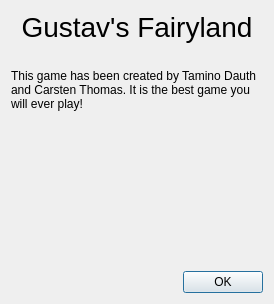
First picture: the form in ui/aboutdialog.ui, repository tdauth/gustavsfairyland, before the edit.
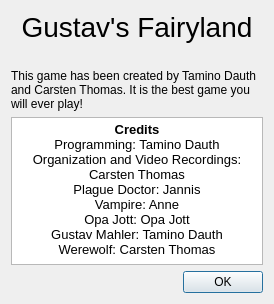
Second picture: the form after the edit. Icons and pictures are not drawn.

Commit message: Added credits, fixed mouse position bug

What changed in the file:
```diff
--- a/ui/aboutdialog.ui
+++ b/ui/aboutdialog.ui
@@ -20,7 +20,7 @@
    <string>About Gustav's Faryland</string>
   </property>
   <layout class="QGridLayout" name="gridLayout">
-   <item row="4" column="0">
+   <item row="5" column="0">
     <widget class="QDialogButtonBox" name="buttonBox">
      <property name="standardButtons">
       <set>QDialogButtonBox::Ok</set>
@@ -68,7 +68,7 @@
      </property>
     </widget>
    </item>
-   <item row="3" column="0">
+   <item row="4" column="0">
     <spacer name="verticalSpacer">
      <property name="orientation">
       <enum>Qt::Vertical</enum>
@@ -81,6 +81,24 @@
      </property>
     </spacer>
    </item>
+   <item row="3" column="0">
+    <widget class="QTextBrowser" name="textBrowser">
+     <property name="html">
+      <string>&lt;!DOCTYPE HTML PUBLIC &quot;-//W3C//DTD HTML 4.0//EN&quot; &quot;http://www.w3.org/TR/REC-html40/strict.dtd&quot;&gt;
+&lt;html&gt;&lt;head&gt;&lt;meta name=&quot;qrichtext&quot; content=&quot;1&quot; /&gt;&lt;style type=&quot;text/css&quot;&gt;
+p, li { white-space: pre-wrap; }
+&lt;/style&gt;&lt;/head&gt;&lt;body style=&quot; font-family:'Sans Serif'; font-size:10pt; font-weight:400; font-style:normal;&quot;&gt;
+&lt;p align=&quot;center&quot; style=&quot; margin-top:0px; margin-bottom:0px; margin-left:0px; margin-right:0px; -qt-block-indent:0; text-indent:0px;&quot;&gt;&lt;span style=&quot; font-weight:600;&quot;&gt;Credits&lt;/span&gt;&lt;/p&gt;
+&lt;p align=&quot;center&quot; style=&quot; margin-top:0px; margin-bottom:0px; margin-left:0px; margin-right:0px; -qt-block-indent:0; text-indent:0px;&quot;&gt;Programming: Tamino Dauth&lt;/p&gt;
+&lt;p align=&quot;center&quot; style=&quot; margin-top:0px; margin-bottom:0px; margin-left:0px; margin-right:0px; -qt-block-indent:0; text-indent:0px;&quot;&gt;Organization and Video Recordings: Carsten Thomas&lt;/p&gt;
+&lt;p align=&quot;center&quot; style=&quot; margin-top:0px; margin-bottom:0px; margin-left:0px; margin-right:0px; -qt-block-indent:0; text-indent:0px;&quot;&gt;Plague Doctor: Jannis&lt;/p&gt;
+&lt;p align=&quot;center&quot; style=&quot; margin-top:0px; margin-bottom:0px; margin-left:0px; margin-right:0px; -qt-block-indent:0; text-indent:0px;&quot;&gt;Vampire: Anne&lt;/p&gt;
+&lt;p align=&quot;center&quot; style=&quot; margin-top:0px; margin-bottom:0px; margin-left:0px; margin-right:0px; -qt-block-indent:0; text-indent:0px;&quot;&gt;Opa Jott: Opa Jott&lt;/p&gt;
+&lt;p align=&quot;center&quot; style=&quot; margin-top:0px; margin-bottom:0px; margin-left:0px; margin-right:0px; -qt-block-indent:0; text-indent:0px;&quot;&gt;Gustav Mahler: Tamino Dauth&lt;/p&gt;
+&lt;p align=&quot;center&quot; style=&quot; margin-top:0px; margin-bottom:0px; margin-left:0px; margin-right:0px; -qt-block-indent:0; text-indent:0px;&quot;&gt;Werewolf: Carsten Thomas&lt;/p&gt;&lt;/body&gt;&lt;/html&gt;</string>
+     </property>
+    </widget>
+   </item>
   </layout>
  </widget>
  <resources>
```
Left out of the diff: 1 changed line with no effect on the pictures. The commit also changes 2 other files.
